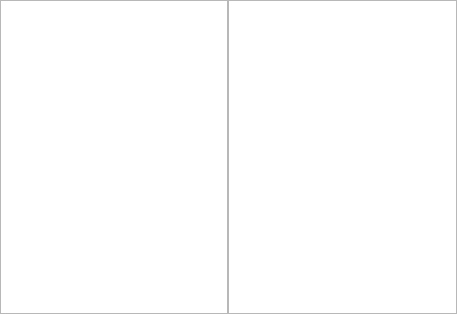
Old version of the form Source/Applications/DREAM3D/UI_Files/QPrebuiltPipelinesDockWidget.ui in the repository BlueQuartzSoftware/DREAM3D.
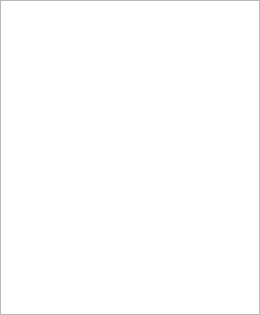
New version of the form.

Diff of the .ui file:
```diff
--- a/Source/Applications/DREAM3D/UI_Files/QPrebuiltPipelinesDockWidget.ui
+++ b/Source/Applications/DREAM3D/UI_Files/QPrebuiltPipelinesDockWidget.ui
@@ -6,14 +6,14 @@
    <rect>
     <x>0</x>
     <y>0</y>
-    <width>457</width>
-    <height>314</height>
+    <width>260</width>
+    <height>315</height>
    </rect>
   </property>
   <property name="minimumSize">
    <size>
-    <width>253</width>
-    <height>225</height>
+    <width>250</width>
+    <height>76</height>
    </size>
   </property>
   <property name="styleSheet">
@@ -24,7 +24,7 @@
 
 QDockWidget::title 
 {
-background-color: qlineargradient(spread:pad, x1:0, y1:0, x2:0, y2:1, stop:0 rgba(93, 93, 93, 255), stop:0.00985222 rgba(166, 166, 166, 255), stop:0.433498 rgba(117, 117, 117, 255), stop:0.448276 rgba(103, 103, 103, 255), stop:0.985222 rgba(102, 102, 102, 255), stop:1 rgba(69, 69, 69, 255));
+background-color: qlineargradient(spread:pad, x1:0, y1:0, x2:0, y2:1, stop:0 rgba(103, 93, 93, 255), stop:0.00985222 rgba(176, 166, 166, 255), stop:0.433498 rgba(127, 117, 117, 255), stop:0.448276 rgba(113, 103, 103, 255), stop:0.985222 rgba(112, 102, 102, 255), stop:1 rgba(79, 69, 69, 255));
 text-align: center;
 padding-left: 5px;
 }
@@ -54,8 +54,8 @@
       </property>
       <property name="minimumSize">
        <size>
-        <width>150</width>
-        <height>0</height>
+        <width>250</width>
+        <height>50</height>
        </size>
       </property>
       <property name="maximumSize">
@@ -64,6 +64,20 @@
         <height>16777215</height>
        </size>
       </property>
+      <property name="styleSheet">
+       <string notr="true">QDockWidget
+{
+color: white;
+}
+
+QDockWidget::title 
+{
+background-color: qlineargradient(spread:pad, x1:0, y1:0, x2:0, y2:1, stop:0 rgba(93, 93, 93, 255), stop:0.00985222 rgba(166, 166, 166, 255), stop:0.433498 rgba(117, 117, 117, 255), stop:0.448276 rgba(103, 103, 103, 255), stop:0.985222 rgba(102, 102, 102, 255), stop:1 rgba(69, 69, 69, 255));
+text-align: center;
+padding-left: 5px;
+}
+</string>
+      </property>
       <property name="verticalScrollBarPolicy">
        <enum>Qt::ScrollBarAsNeeded</enum>
       </property>
@@ -104,9 +118,6 @@
       </column>
      </widget>
     </item>
-    <item>
-     <widget class="QListWidget" name="filterList"/>
-    </item>
    </layout>
   </widget>
  </widget>
```
